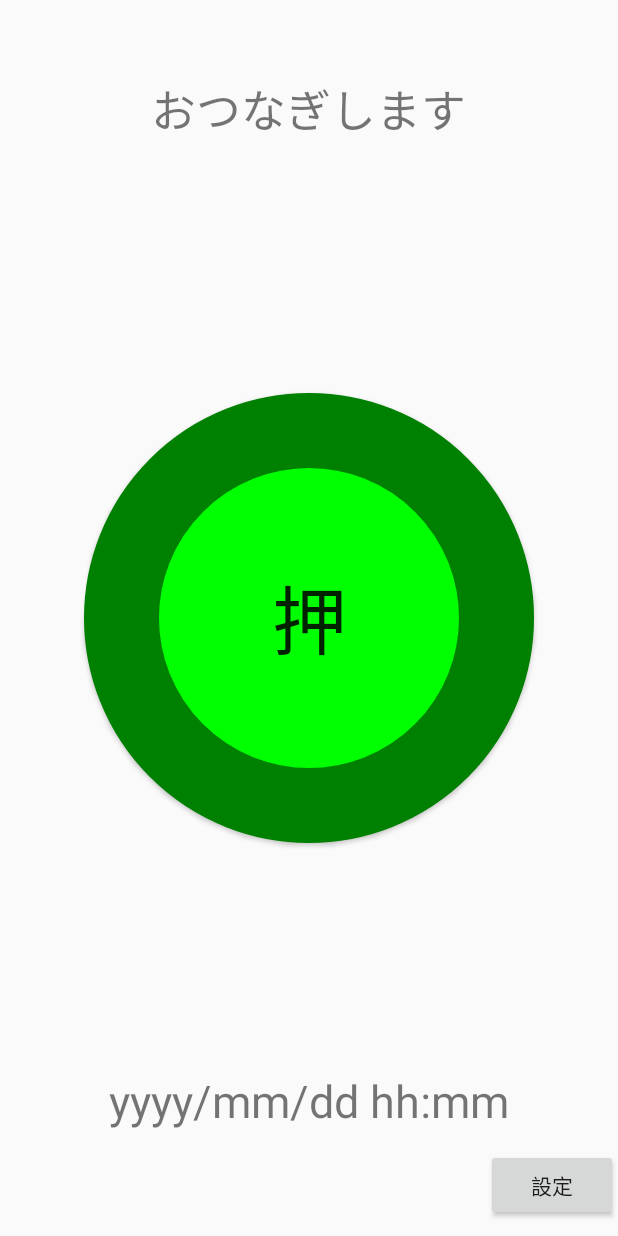
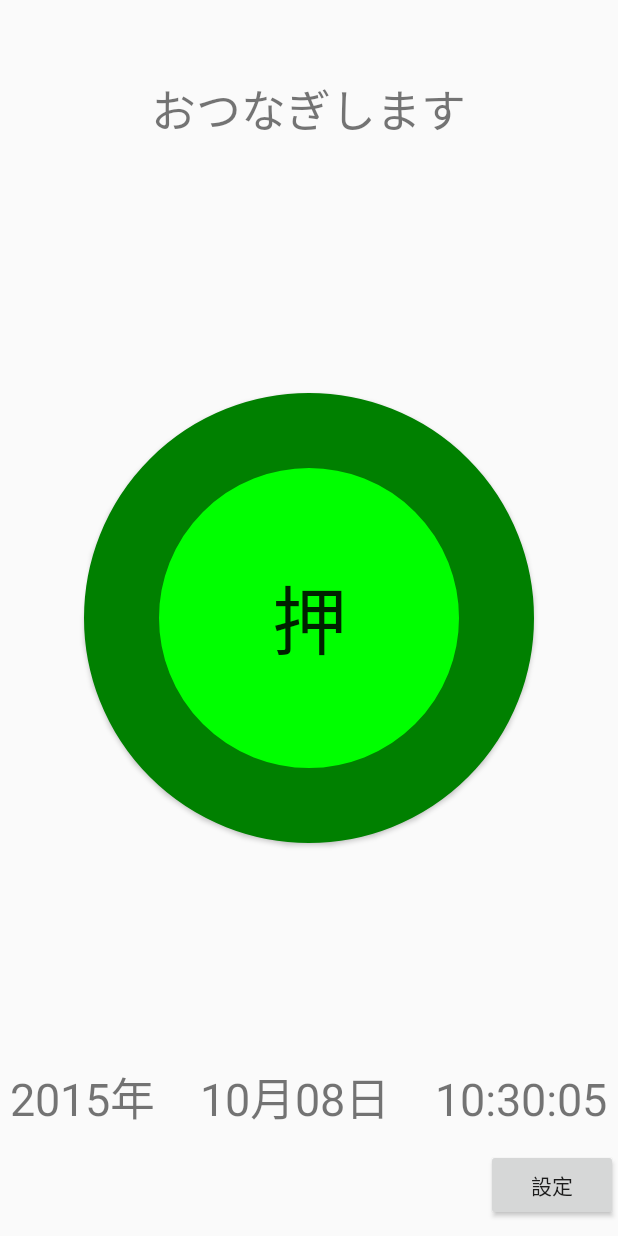
Before and after one commit to anima41/PingPhone, an Android app: the screen it shows after launch (Standby), on a phone screen of 412 x 824 dp. Run offline under Robolectric (Android 15) with nearby library versions, the phone set to English and light mode, and no system bars.

Commit message:
タップ時背景色変更、時計追加

```diff
--- a/app/src/main/java/com/redandborder/pingphone/Standby.java
+++ b/app/src/main/java/com/redandborder/pingphone/Standby.java
@@ -1,13 +1,16 @@
 package com.redandborder.pingphone;
 
 import android.app.Activity;
+import android.graphics.Color;
+import android.os.Bundle;
 import android.os.Handler;
-import android.support.v7.app.ActionBarActivity;
-import android.os.Bundle;
-import android.view.Menu;
-import android.view.MenuItem;
+import android.view.Gravity;
+import android.view.View;
 import android.view.WindowManager;
+import android.widget.Button;
+import android.widget.RelativeLayout;
 import android.widget.TextView;
+import android.view.View.OnClickListener;
 
 import java.text.SimpleDateFormat;
 import java.util.Calendar;
@@ -15,13 +18,14 @@ import java.util.Timer;
 import java.util.TimerTask;
 
 
-public class Standby extends Activity {
+public class Standby extends Activity implements OnClickListener {
 
-/*    private Handler mHandler;
+    private Handler mHandler;
     private Timer mTimer;
     // time format
     private static SimpleDateFormat mSimpleDataFormat = new SimpleDateFormat("yyyy年　MM月dd日　HH:mm:ss");
-*/
+
+
     @Override
     protected void onCreate(Bundle savedInstanceState) {
         super.onCreate(savedInstanceState);
@@ -30,7 +34,15 @@ public class Standby extends Activity {
         // keep screen
         getWindow().addFlags(WindowManager.LayoutParams.FLAG_KEEP_SCREEN_ON);
 
-/*            mHandler = new Handler(getMainLooper());
+        // taskbar nashi
+        getWindow().addFlags(WindowManager.LayoutParams.FLAG_FULLSCREEN);
+
+        // button set
+        Button btn = (Button) findViewById(R.id.skype_button); //ToDO koko ni kaite iinoka
+        btn.setOnClickListener(this);
+
+
+        mHandler = new Handler(getMainLooper());
         mTimer = new Timer();
 
         //1s gotoni run
@@ -43,10 +55,26 @@ public class Standby extends Activity {
                         Calendar calendar = Calendar.getInstance();
                         String nowDate = mSimpleDataFormat.format(calendar.getTime());
                         // TextView shutoku
-                            ((TextView) findViewById(R.id.standby_time)).setText(nowDate);
+                        TextView watchText = (TextView) findViewById(R.id.standby_watch);
+                        watchText.setText(nowDate);
+                        // TextView ichi
+                        watchText.setGravity(Gravity.CENTER_HORIZONTAL);
                     }
-                    });}
-            },0,1000);
+                });
+            }
+        }, 0, 1000);
+    }
+
+    public void onClick(View v) {
+        // button set
+        Button btn = (Button) findViewById(R.id.skype_button); //ToDo muda deha?
+        //layout set
+        RelativeLayout layout = (RelativeLayout) findViewById(R.id.standby_layout);
+
+        if (v == btn) {
+            layout.setBackgroundColor(Color.DKGRAY);
+        }
+
     }
 
     @Override
@@ -57,7 +85,7 @@ public class Standby extends Activity {
             mTimer.cancel();
             mTimer = null;
         }
-*/
+
     }
 
 }
--- a/app/src/main/res/layout/activity_standby.xml
+++ b/app/src/main/res/layout/activity_standby.xml
@@ -1,5 +1,6 @@
 <RelativeLayout xmlns:android="http://schemas.android.com/apk/res/android"
                 xmlns:tools="http://schemas.android.com/tools"
+                android:id="@+id/standby_layout"
                 android:layout_width="match_parent"
                 android:layout_height="match_parent"
                 tools:context="com.redandborder.pingphone.EntranceSide">
@@ -23,7 +24,7 @@
         android:textSize="50dp"/>
 
     <TextView
-        android:id="@+id/standby_time"
+        android:id="@+id/standby_watch"
         android:layout_width="wrap_content"
         android:layout_height="wrap_content"
         android:layout_alignParentBottom="true"
```
Lines whose indentation alone changed are shown as unchanged.
